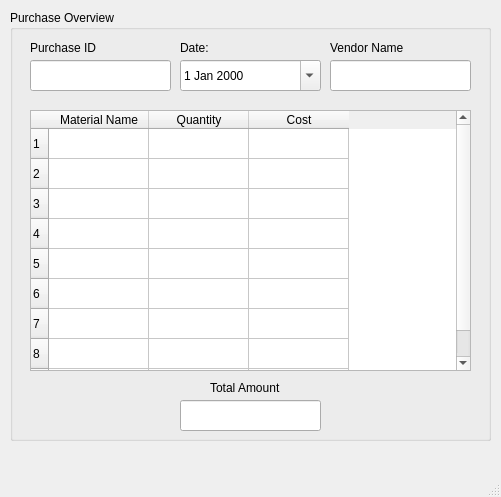
Old version of the form Screens/ViewPurchase.ui in the repository basil-ali-khan/Inventory-Management-System.
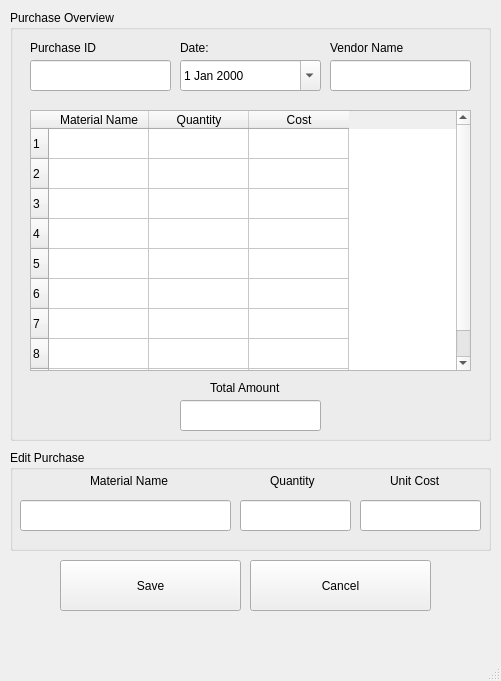
New version of the form.

Commit message: Purchase Completed

What changed in the file:
```diff
--- a/Screens/ViewPurchase.ui
+++ b/Screens/ViewPurchase.ui
@@ -7,7 +7,7 @@
     <x>0</x>
     <y>0</y>
     <width>501</width>
-    <height>497</height>
+    <height>681</height>
    </rect>
   </property>
   <property name="windowTitle">
@@ -201,6 +201,141 @@
      </column>
     </widget>
    </widget>
+   <widget class="QGroupBox" name="groupBox_2">
+    <property name="geometry">
+     <rect>
+      <x>10</x>
+      <y>450</y>
+      <width>481</width>
+      <height>101</height>
+     </rect>
+    </property>
+    <property name="title">
+     <string>Edit Purchase</string>
+    </property>
+    <widget class="QLabel" name="label_6">
+     <property name="geometry">
+      <rect>
+       <x>380</x>
+       <y>20</y>
+       <width>101</width>
+       <height>21</height>
+      </rect>
+     </property>
+     <property name="text">
+      <string>Unit Cost</string>
+     </property>
+    </widget>
+    <widget class="QLabel" name="label_7">
+     <property name="geometry">
+      <rect>
+       <x>260</x>
+       <y>20</y>
+       <width>101</width>
+       <height>21</height>
+      </rect>
+     </property>
+     <property name="text">
+      <string>Quantity</string>
+     </property>
+    </widget>
+    <widget class="QLineEdit" name="MaterialName">
+     <property name="geometry">
+      <rect>
+       <x>10</x>
+       <y>50</y>
+       <width>211</width>
+       <height>31</height>
+      </rect>
+     </property>
+     <property name="text">
+      <string/>
+     </property>
+     <property name="alignment">
+      <set>Qt::AlignCenter</set>
+     </property>
+     <property name="readOnly">
+      <bool>true</bool>
+     </property>
+    </widget>
+    <widget class="QLineEdit" name="Quantity">
+     <property name="geometry">
+      <rect>
+       <x>230</x>
+       <y>50</y>
+       <width>111</width>
+       <height>31</height>
+      </rect>
+     </property>
+     <property name="text">
+      <string/>
+     </property>
+     <property name="alignment">
+      <set>Qt::AlignCenter</set>
+     </property>
+     <property name="readOnly">
+      <bool>false</bool>
+     </property>
+    </widget>
+    <widget class="QLineEdit" name="UnitCost">
+     <property name="geometry">
+      <rect>
+       <x>350</x>
+       <y>50</y>
+       <width>121</width>
+       <height>31</height>
+      </rect>
+     </property>
+     <property name="text">
+      <string/>
+     </property>
+     <property name="alignment">
+      <set>Qt::AlignCenter</set>
+     </property>
+     <property name="readOnly">
+      <bool>false</bool>
+     </property>
+    </widget>
+    <widget class="QLabel" name="MaterialName_2">
+     <property name="geometry">
+      <rect>
+       <x>80</x>
+       <y>20</y>
+       <width>101</width>
+       <height>21</height>
+      </rect>
+     </property>
+     <property name="text">
+      <string>Material Name</string>
+     </property>
+    </widget>
+   </widget>
+   <widget class="QPushButton" name="savePurchaseButton">
+    <property name="geometry">
+     <rect>
+      <x>60</x>
+      <y>560</y>
+      <width>181</width>
+      <height>51</height>
+     </rect>
+    </property>
+    <property name="text">
+     <string>Save</string>
+    </property>
+   </widget>
+   <widget class="QPushButton" name="cancelPurchaseButton">
+    <property name="geometry">
+     <rect>
+      <x>250</x>
+      <y>560</y>
+      <width>181</width>
+      <height>51</height>
+     </rect>
+    </property>
+    <property name="text">
+     <string>Cancel</string>
+    </property>
+   </widget>
   </widget>
   <widget class="QMenuBar" name="menubar">
    <property name="geometry">
```
Left out of the diff: 2 changed lines with no effect on the pictures. The commit also changes 5 other files.
